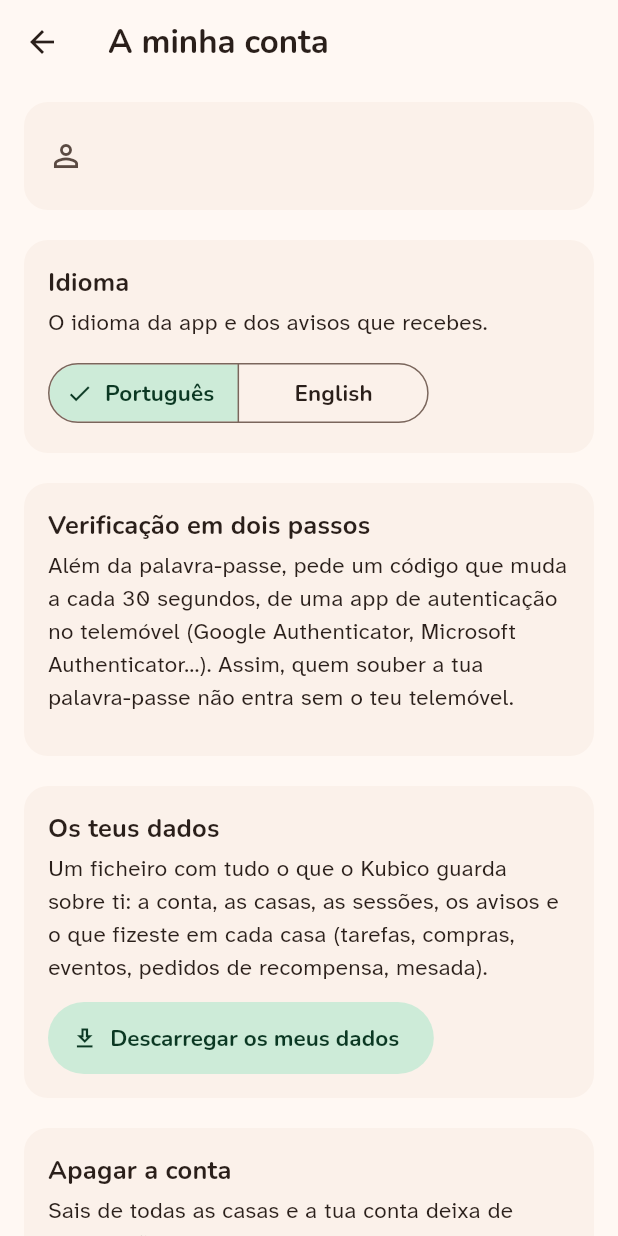
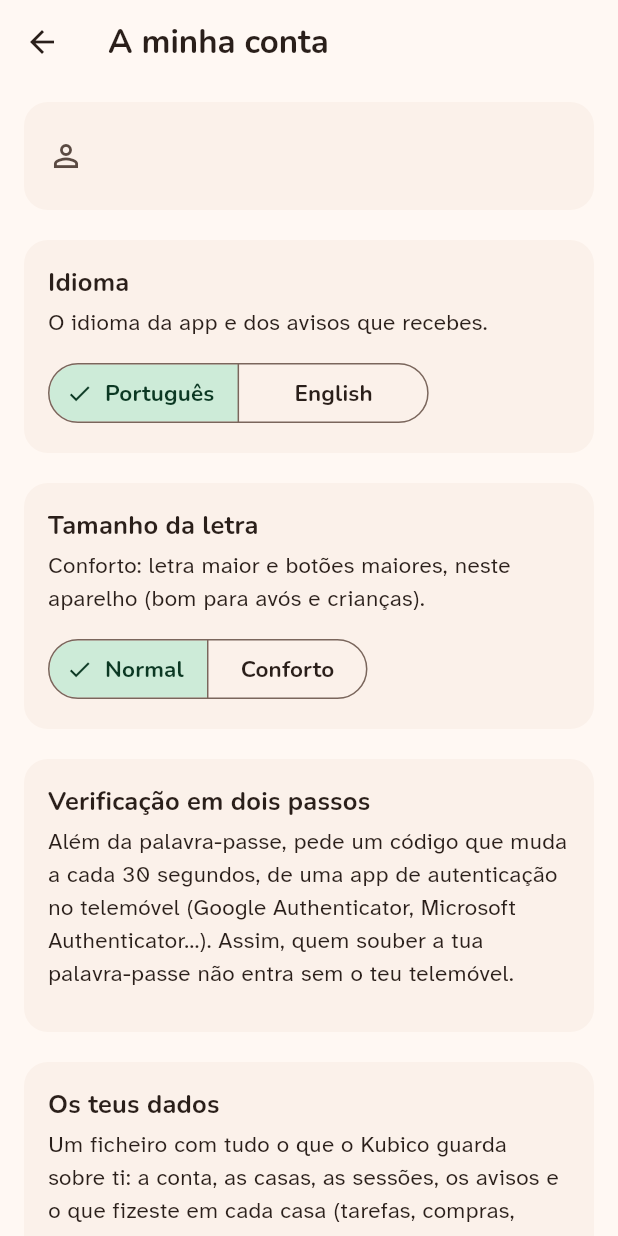
Before and after one commit to Bad1ll0n/Kubico, a Flutter app: the AccountScreen screen opened directly, on a phone screen of 412 x 824 dp. Run offline on Flutter 3.47's test engine with Material 3 defaults, Android fonts, the phone set to English and light mode, and no system bars; our stand-ins replace clock, firebase_core, firebase_messaging, flutter_secure_storage, image_picker, qr_flutter and 2 more; missing offline and left inert: file_saver, mobile_scanner, signalr_netcore; accounts and stored records are empty; network calls fail.

Commit message:
Design — fase 3D: modo de leitura Conforto
- "A minha conta → Tamanho da letra": Normal ou Conforto, guardado no aparelho (como a língua). O Conforto
  aumenta a letra 15 % por cima da escolhida no sistema (no máximo o dobro, o que os ecrãs aguentam) e dá
  alvos de toque maiores: para avós, crianças pequenas e um tablet na cozinha.

DES-16 (em parte), UX-08 (em parte).

Co-Authored-By: Claude Opus 5.5 <noreply@anthropic.com>

```diff
--- a/app/lib/main.dart
+++ b/app/lib/main.dart
@@ -18,12 +18,14 @@ import 'src/session/token_store.dart';
 import 'src/shopping/shopping_repository.dart';
 import 'src/storage/key_value_store.dart';
 import 'src/ui/app.dart';
+import 'src/ui/design/reading_mode.dart';
 
 Future<void> main() async {
   // O Firebase (quando arrancar) e as preferências precisam dos canais da plataforma já prontos.
   WidgetsFlutterBinding.ensureInitialized();
   final preferences = PreferencesStore();
   await AppLanguage.restore(preferences);
+  await ReadingMode.restore(preferences);
   final api = ApiClient(baseUrl: AppConfig.apiUrl, deviceKind: currentDeviceKind());
   final session = SessionController(api: api, store: const SecureTokenStore());
   final restoringSession = session.restore();
--- a/app/lib/src/l10n/strings_en.dart
+++ b/app/lib/src/l10n/strings_en.dart
@@ -11,6 +11,11 @@ const englishTexts = <String, String>{
   'Não encontrado.': 'Not found.',
   'Ocorreu um erro inesperado ({0}).': 'An unexpected error occurred ({0}).',
   'Sem ligação': 'Offline',
+  'Normal': 'Normal',
+  'Conforto': 'Comfort',
+  'Tamanho da letra': 'Text size',
+  'Conforto: letra maior e botões maiores, neste aparelho (bom para avós e crianças).':
+      'Comfort: bigger text and buttons on this device (good for grandparents and children).',
   '«{0}» saiu da lista.': '“{0}” was removed from the list.',
   'Outros': 'Other',
   'Escreve o teu PIN.': 'Type your PIN.',
--- a/app/lib/src/ui/account_screen.dart
+++ b/app/lib/src/ui/account_screen.dart
@@ -7,6 +7,7 @@ import '../api/api_client.dart';
 import '../api/models.dart';
 import '../l10n/strings.dart';
 import '../session/session_controller.dart';
+import 'design/reading_mode.dart';
 import 'theme.dart';
 import 'two_factor_section.dart';
 
@@ -113,6 +114,8 @@ class _AccountScreenState extends State<AccountScreen> {
           ),
           const SizedBox(height: 12),
           const LanguageCard(),
+          const SizedBox(height: 12),
+          const ReadingModeCard(),
           if (!child) ...[const SizedBox(height: 12), const TwoFactorSection()],
           const SizedBox(height: 12),
           Card(
@@ -251,6 +254,41 @@ class _DeleteAccountDialogState extends State<_DeleteAccountDialog> {
 }
 
 /// A língua da app e dos avisos. Ao mudar, a app desenha-se outra vez já na língua nova.
+/// O tamanho da letra neste aparelho (normal ou conforto).
+class ReadingModeCard extends StatelessWidget {
+  const ReadingModeCard({super.key});
+
+  @override
+  Widget build(BuildContext context) {
+    final theme = Theme.of(context);
+    return Card(
+      child: Padding(
+        padding: const EdgeInsets.all(16),
+        child: Column(
+          crossAxisAlignment: CrossAxisAlignment.start,
+          children: [
+            Text('Tamanho da letra'.tr, style: theme.textTheme.titleMedium),
+            const SizedBox(height: 4),
+            Text(
+              'Conforto: letra maior e botões maiores, neste aparelho (bom para avós e crianças).'.tr,
+              style: theme.textTheme.bodyMedium,
+            ),
+            const SizedBox(height: 12),
+            ValueListenableBuilder<ReadingMode>(
+              valueListenable: ReadingMode.current,
+              builder: (context, mode, _) => SegmentedButton<ReadingMode>(
+                segments: [for (final m in ReadingMode.values) ButtonSegment(value: m, label: Text(m.label))],
+                selected: {mode},
+                onSelectionChanged: (selected) => ReadingMode.set(selected.single),
+              ),
+            ),
+          ],
+        ),
+      ),
+    );
+  }
+}
+
 class LanguageCard extends StatelessWidget {
   const LanguageCard({super.key});
 
--- a/app/lib/src/ui/app.dart
+++ b/app/lib/src/ui/app.dart
@@ -5,6 +5,7 @@ import '../l10n/flutter_localizations_pt_en.dart';
 import '../l10n/strings.dart';
 import '../session/session_controller.dart';
 import 'auth_screen.dart';
+import 'design/reading_mode.dart';
 import 'home_screen.dart';
 import 'onboarding_screen.dart';
 import 'theme.dart';
@@ -31,6 +32,11 @@ class KubicoApp extends StatelessWidget {
         supportedLocales: const [kubicoLocale, Locale('en', 'GB')],
         // Só pt e en (o Material traz ~80 línguas): menos ~300 KB no main.dart.js da web (P8).
         localizationsDelegates: kubicoLocalizationsDelegates,
+        // O modo de leitura (normal ou conforto) aplica-se a todos os ecrãs, sem recriar a app.
+        builder: (context, child) => ValueListenableBuilder<ReadingMode>(
+          valueListenable: ReadingMode.current,
+          builder: (context, mode, _) => mode.apply(context, child!),
+        ),
         home: const _Root(),
       ),
     );
--- /dev/null
+++ b/app/lib/src/ui/design/reading_mode.dart
@@ -0,0 +1,63 @@
+import 'package:flutter/material.dart';
+
+import '../../l10n/strings.dart';
+import '../../storage/key_value_store.dart';
+
+/// O tamanho de leitura da app neste aparelho: normal, ou "conforto" (letra 15 % maior por cima da escolhida no
+/// sistema e alvos de toque maiores), para avós, crianças pequenas e um tablet na cozinha.
+enum ReadingMode {
+  normal('Normal', 1),
+  comfort('Conforto', 1.15);
+
+  const ReadingMode(this._label, this.textFactor);
+
+  final String _label;
+
+  /// O multiplicador da letra, por cima do tamanho escolhido no sistema.
+  final double textFactor;
+
+  String get label => _label.tr;
+
+  static const _storageKey = 'kubico.readingMode';
+
+  /// O modo atual; a app ouve-o e desenha-se outra vez quando muda.
+  static final current = ValueNotifier<ReadingMode>(ReadingMode.normal);
+
+  static KeyValueStore? _store;
+
+  /// Lê o modo guardado no dispositivo (normal se nunca se escolheu).
+  static Future<void> restore(KeyValueStore store) async {
+    _store = store;
+    try {
+      final saved = await store.read(_storageKey);
+      current.value = ReadingMode.values.where((m) => m.name == saved).firstOrNull ?? ReadingMode.normal;
+    } catch (_) {
+      // Sem acesso ao armazenamento: fica o normal.
+    }
+  }
+
+  static Future<void> set(ReadingMode mode) async {
+    current.value = mode;
+    try {
+      await _store?.write(_storageKey, mode.name);
+    } catch (_) {
+      // Não ficou guardado: no próximo arranque volta ao anterior.
+    }
+  }
+
+  /// Aplica o modo a [child]: multiplica a escala de texto do sistema (no máximo 2×, o que os ecrãs aguentam) e, no
+  /// conforto, dá alvos de toque maiores.
+  Widget apply(BuildContext context, Widget child) {
+    if (this == ReadingMode.normal) return child;
+    final media = MediaQuery.of(context);
+    final scaled = media.textScaler.scale(16) / 16 * textFactor;
+    final theme = Theme.of(context);
+    return MediaQuery(
+      data: media.copyWith(textScaler: TextScaler.linear(scaled.clamp(1, 2))),
+      child: Theme(
+        data: theme.copyWith(visualDensity: const VisualDensity(vertical: 2)),
+        child: child,
+      ),
+    );
+  }
+}
```
Also changed, not shown: 1 other file.
